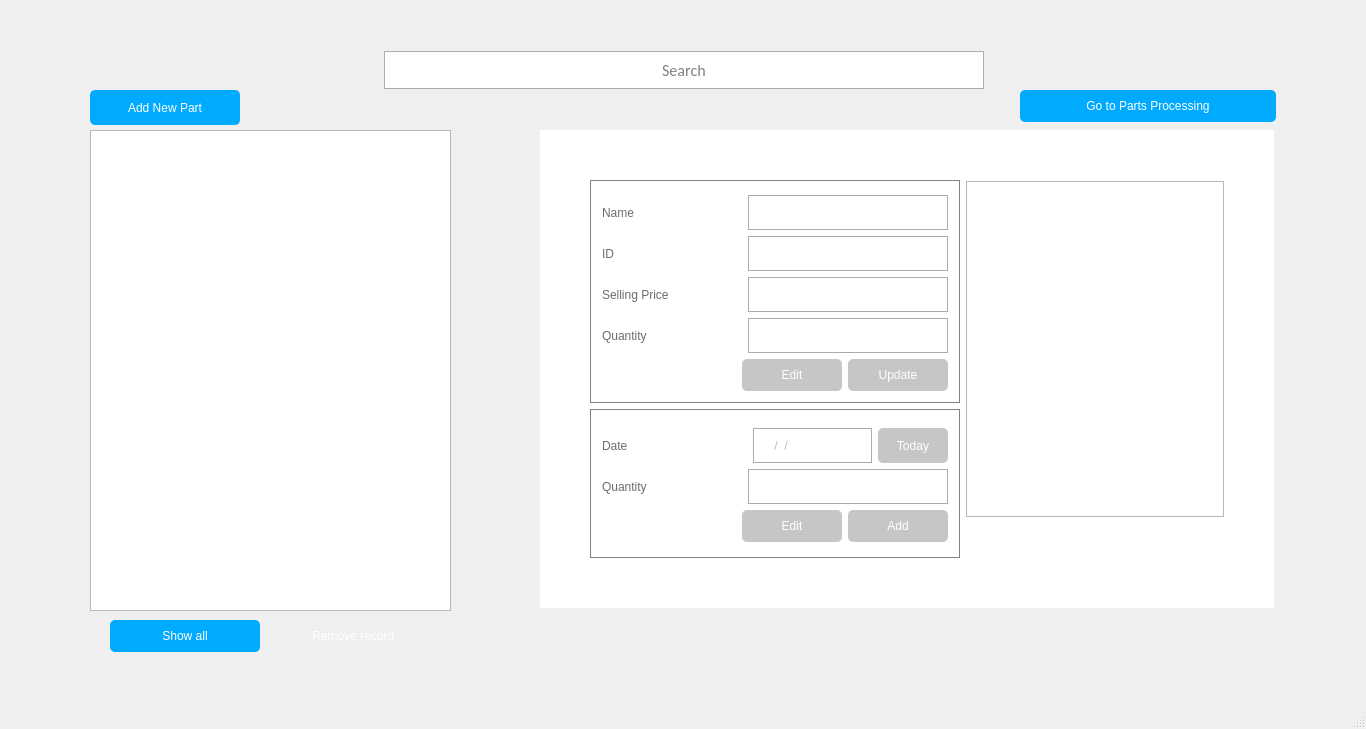
First picture: the form in partstore.ui, repository RajivSah/Project, before the edit.
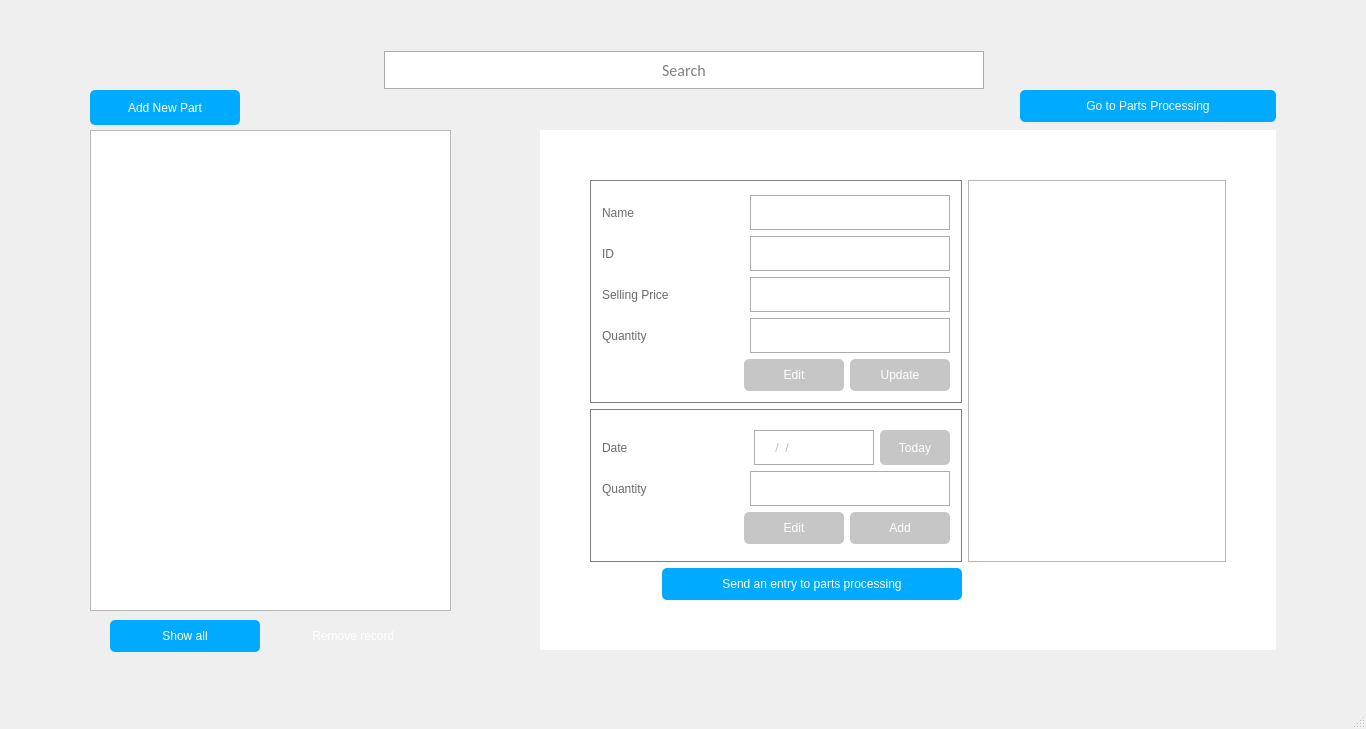
Second picture: the form after the edit.

Commit message: send to processing button workin

Patch:
```diff
--- a/partstore.ui
+++ b/partstore.ui
@@ -53,8 +53,8 @@
      <rect>
       <x>540</x>
       <y>130</y>
-      <width>734</width>
-      <height>478</height>
+      <width>736</width>
+      <height>520</height>
      </rect>
     </property>
     <property name="styleSheet">
@@ -70,12 +70,95 @@
     <widget class="QWidget" name="layoutWidget">
      <property name="geometry">
       <rect>
+       <x>428</x>
+       <y>50</y>
+       <width>258</width>
+       <height>420</height>
+      </rect>
+     </property>
+     <layout class="QVBoxLayout" name="verticalLayout_7">
+      <item>
+       <widget class="QTableView" name="tableView_Detail">
+        <property name="sizePolicy">
+         <sizepolicy hsizetype="Expanding" vsizetype="Expanding">
+          <horstretch>0</horstretch>
+          <verstretch>0</verstretch>
+         </sizepolicy>
+        </property>
+        <property name="minimumSize">
+         <size>
+          <width>0</width>
+          <height>378</height>
+         </size>
+        </property>
+       </widget>
+      </item>
+      <item>
+       <layout class="QHBoxLayout" name="horizontalLayout_19">
+        <item>
+         <spacer name="horizontalSpacer_21">
+          <property name="orientation">
+           <enum>Qt::Horizontal</enum>
+          </property>
+          <property name="sizeHint" stdset="0">
+           <size>
+            <width>40</width>
+            <height>20</height>
+           </size>
+          </property>
+         </spacer>
+        </item>
+        <item>
+         <widget class="QPushButton" name="removeentrypushButton_4">
+          <property name="minimumSize">
+           <size>
+            <width>150</width>
+            <height>32</height>
+           </size>
+          </property>
+          <property name="maximumSize">
+           <size>
+            <width>120</width>
+            <height>16777215</height>
+           </size>
+          </property>
+          <property name="styleSheet">
+           <string notr="true">QPushButton:hover
+{
+background-color: rgb(182, 0, 0);
+
+}
+
+QPushButton 
+{
+     font: 75  14pt &quot;Calibri&quot;;
+	background-color: rgbrgb(255, 0, 0);
+	
+	color: rgb(255, 255, 255);
+
+	border-radius: 5px;
+}</string>
+          </property>
+          <property name="text">
+           <string>Remove Stock</string>
+          </property>
+         </widget>
+        </item>
+       </layout>
+      </item>
+     </layout>
+    </widget>
+    <widget class="QWidget" name="">
+     <property name="geometry">
+      <rect>
        <x>50</x>
        <y>50</y>
-       <width>370</width>
-       <height>378</height>
+       <width>372</width>
+       <height>420</height>
       </rect>
      </property>
+     <layout class="QVBoxLayout" name="verticalLayout_4">
+      <item>
      <layout class="QVBoxLayout" name="verticalLayout_3">
       <item>
        <widget class="QGroupBox" name="groupBox_partStore">
@@ -579,43 +662,11 @@
        </widget>
       </item>
      </layout>
-    </widget>
-    <widget class="QWidget" name="">
-     <property name="geometry">
-      <rect>
-       <x>426</x>
-       <y>50</y>
-       <width>258</width>
-       <height>378</height>
-      </rect>
-     </property>
-     <layout class="QVBoxLayout" name="verticalLayout_7">
-      <item>
-       <widget class="QTableView" name="tableView_Detail">
-        <property name="sizePolicy">
-         <sizepolicy hsizetype="Expanding" vsizetype="Expanding">
-          <horstretch>0</horstretch>
-          <verstretch>0</verstretch>
-         </sizepolicy>
-        </property>
-        <property name="minimumSize">
-         <size>
-          <width>0</width>
-          <height>336</height>
-         </size>
-        </property>
-        <property name="maximumSize">
-         <size>
-          <width>16777215</width>
-          <height>336</height>
-         </size>
-        </property>
-       </widget>
       </item>
       <item>
-       <layout class="QHBoxLayout" name="horizontalLayout_19">
+       <layout class="QHBoxLayout" name="horizontalLayout_10">
         <item>
-         <spacer name="horizontalSpacer_21">
+         <spacer name="horizontalSpacer_11">
           <property name="orientation">
            <enum>Qt::Horizontal</enum>
           </property>
@@ -628,10 +679,10 @@
          </spacer>
         </item>
         <item>
-         <widget class="QPushButton" name="removeentrypushButton_4">
+         <widget class="QPushButton" name="sendentrypushButton_4">
           <property name="minimumSize">
            <size>
-            <width>150</width>
+            <width>300</width>
             <height>32</height>
            </size>
           </property>
@@ -651,7 +702,7 @@
 QPushButton 
 {
      font: 75  14pt &quot;Calibri&quot;;
-	background-color: rgbrgb(255, 0, 0);
+	background-color: rgb(0, 170, 255);
 	
 	color: rgb(255, 255, 255);
 
@@ -659,7 +710,7 @@
 }</string>
           </property>
           <property name="text">
-           <string>Remove Stock</string>
+           <string>Send an entry to parts processing</string>
           </property>
          </widget>
         </item>
```
Left out of the diff: 16 changed lines with no effect on the pictures. Lines whose indentation alone changed are shown as unchanged. The commit also changes 4 other files.
